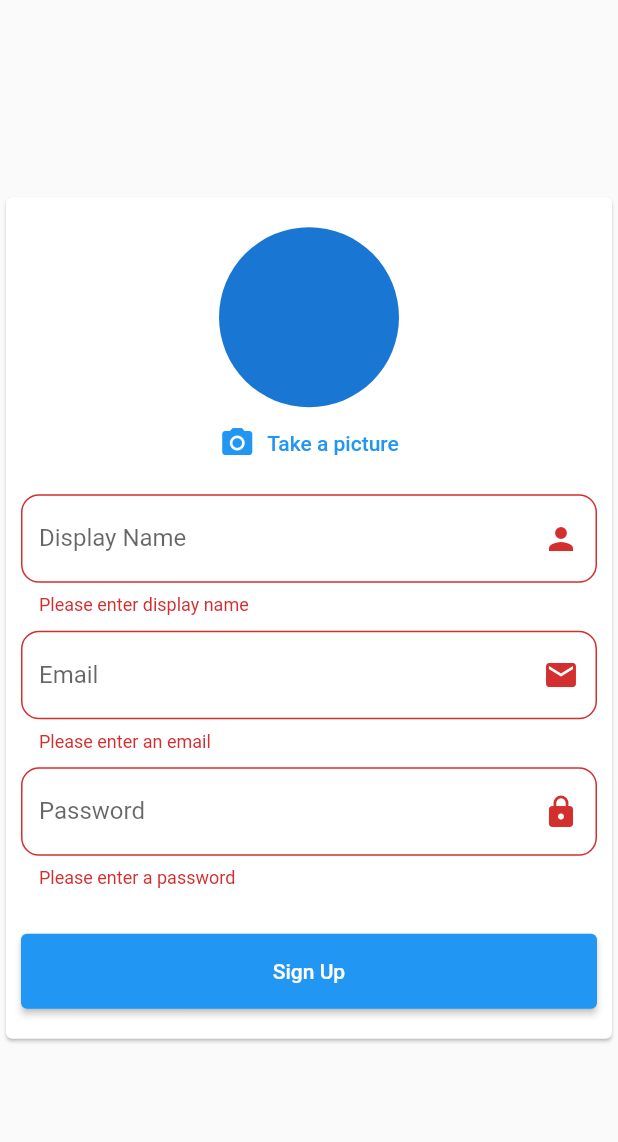
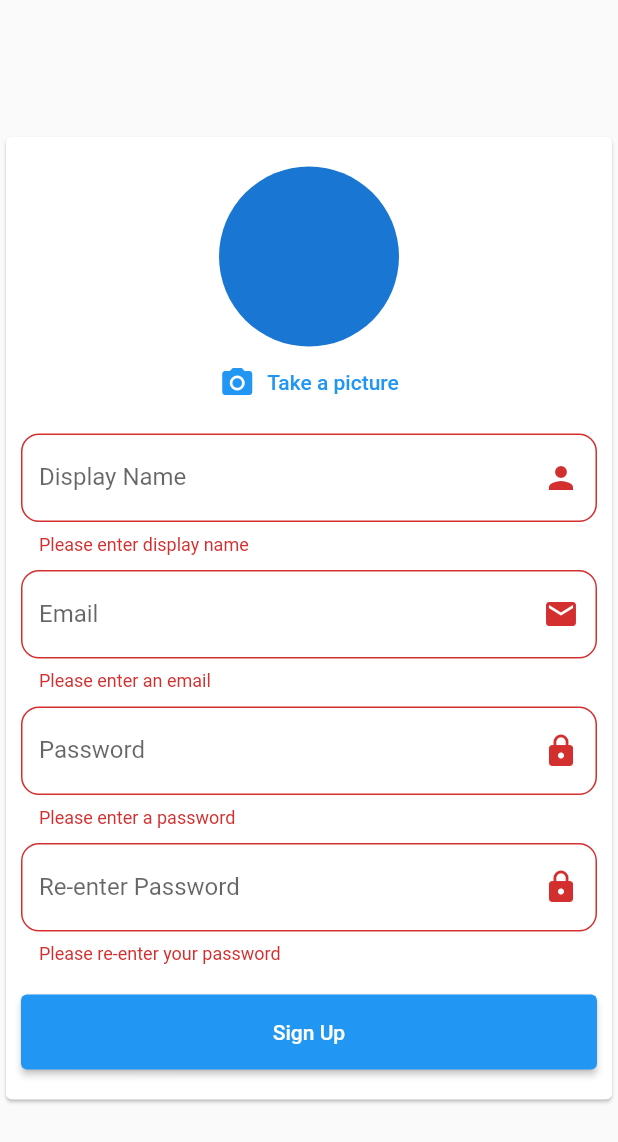
Before and after one commit to Tuanpluss02/Pro-Note, a Flutter app: the SignUp screen opened directly, after a tap on "Sign Up", on a phone screen of 412 x 824 dp. Shown: the top 1142 px of the screen. Run offline on Flutter 3.47's test engine with Material 2 defaults, Android fonts, the phone set to English and light mode, and no system bars; our stand-ins replace auto_size_text, cloud_firestore, firebase_auth, firebase_core, firebase_storage, google_fonts and 2 more; accounts and stored records are empty; network calls fail.

Commit message:
fix re-enter password

```diff
--- a/lib/pages/home_page.dart
+++ b/lib/pages/home_page.dart
@@ -301,7 +301,7 @@ class _MyHomePageState extends State<MyHomePage> {
               ),
               const SizedBox(height: 10),
               ListTile(
-                leading: const Icon(Icons.abc),
+                leading: const Icon(Icons.image),
                 title: const Text('Change picture'),
                 onTap: () => changePicture(),
               ),
--- a/lib/pages/signup_screen.dart
+++ b/lib/pages/signup_screen.dart
@@ -8,7 +8,7 @@ import 'package:image_picker/image_picker.dart';
 import 'package:pro_note/models/user.dart';
 import 'package:pro_note/pages/home_page.dart';
 import 'package:pro_note/services/auth_method.dart';
-import 'package:pro_note/services/data_modify.dart';
+import 'package:shared_preferences/shared_preferences.dart';
 
 class SignUp extends StatefulWidget {
   const SignUp({super.key});
@@ -22,6 +22,7 @@ class _SignUpState extends State<SignUp> {
   UserInformation _user = UserInformation(
       userId: '', email: '', profilePicture: '', displayName: '');
   String password = '';
+  final String _confirmPassword = '';
   var isLoading = false;
   File? _image;
   final _formKey = GlobalKey<FormState>();
@@ -45,13 +46,15 @@ class _SignUpState extends State<SignUp> {
     if (_image == null) {
       return;
     }
-
+    if (password != _confirmPassword) {
+      return;
+    }
     _formKey.currentState!.save();
 
     setState(() {
       isLoading = true;
     });
-
+    final prefs = await SharedPreferences.getInstance();
     UserCredential userCredential =
         await FirebaseAuth.instance.createUserWithEmailAndPassword(
       email: _user.email!,
@@ -80,13 +83,16 @@ class _SignUpState extends State<SignUp> {
       'email': _user.email,
       'profilePicture': _user.profilePicture,
     });
-    await saveDataToLocal(_user);
-    await markUserSignedIn();
+    prefs.setBool('SignedIn', true);
+    // await saveDataToLocal(_user);
+    // await markUserSignedIn();
     onSuccess.call();
   }
 
   @override
   Widget build(BuildContext context) {
+    final TextEditingController pass = TextEditingController();
+    final TextEditingController confirmPass = TextEditingController();
     return Scaffold(
       body: Center(
           child: Card(
@@ -154,14 +160,15 @@ class _SignUpState extends State<SignUp> {
                       ),
                       const SizedBox(height: 10),
                       TextFormField(
+                        controller: pass,
                         obscureText: true,
                         validator: (value) {
                           if (value!.isEmpty) {
                             return 'Please enter a password';
                           }
-                          // if (!AuthClass().passwordValidator(value)) {
-                          //   return 'Password must be at least 8 characters, contain at least one uppercase letter, one lowercase letter and one number';
-                          // }
+                          if (AuthClass().passwordValidator(value)) {
+                            return 'Password must be at least 6 characters, at least one letter and one number';
+                          }
                           return null;
                         },
                         onSaved: (val) {
@@ -177,24 +184,25 @@ class _SignUpState extends State<SignUp> {
                                 borderRadius: BorderRadius.circular(12))),
                       ),
                       const SizedBox(height: 10),
-                      // TextFormField(
-                      //   obscureText: true,
-                      //   validator: (value) {
-                      //     if (value!.isEmpty) {
-                      //       return 'Please re-enter your password';
-                      //     }
-                      //     if (value != _user.password) {
-                      //       return 'Passwords do not match';
-                      //     }
-                      //     return null;
-                      //   },
-                      //   autocorrect: false,
-                      //   decoration: InputDecoration(
-                      //       labelText: 'Re-enter Password',
-                      //       suffixIcon: const Icon(Icons.lock),
-                      //       border: OutlineInputBorder(
-                      //           borderRadius: BorderRadius.circular(12))),
-                      // ),
+                      TextFormField(
+                        controller: confirmPass,
+                        obscureText: true,
+                        validator: (value) {
+                          if (value!.isEmpty) {
+                            return 'Please re-enter your password';
+                          }
+                          if (value != pass.text) {
+                            return 'Passwords do not match';
+                          }
+                          return null;
+                        },
+                        autocorrect: false,
+                        decoration: InputDecoration(
+                            labelText: 'Re-enter Password',
+                            suffixIcon: const Icon(Icons.lock),
+                            border: OutlineInputBorder(
+                                borderRadius: BorderRadius.circular(12))),
+                      ),
                       const SizedBox(height: 20),
                       isLoading
                           ? const CircularProgressIndicator()
```
Also changed, not shown: lib/pages/signin_creen.dart (+6 -3 lines), lib/services/auth_method.dart (+6 -6 lines).
